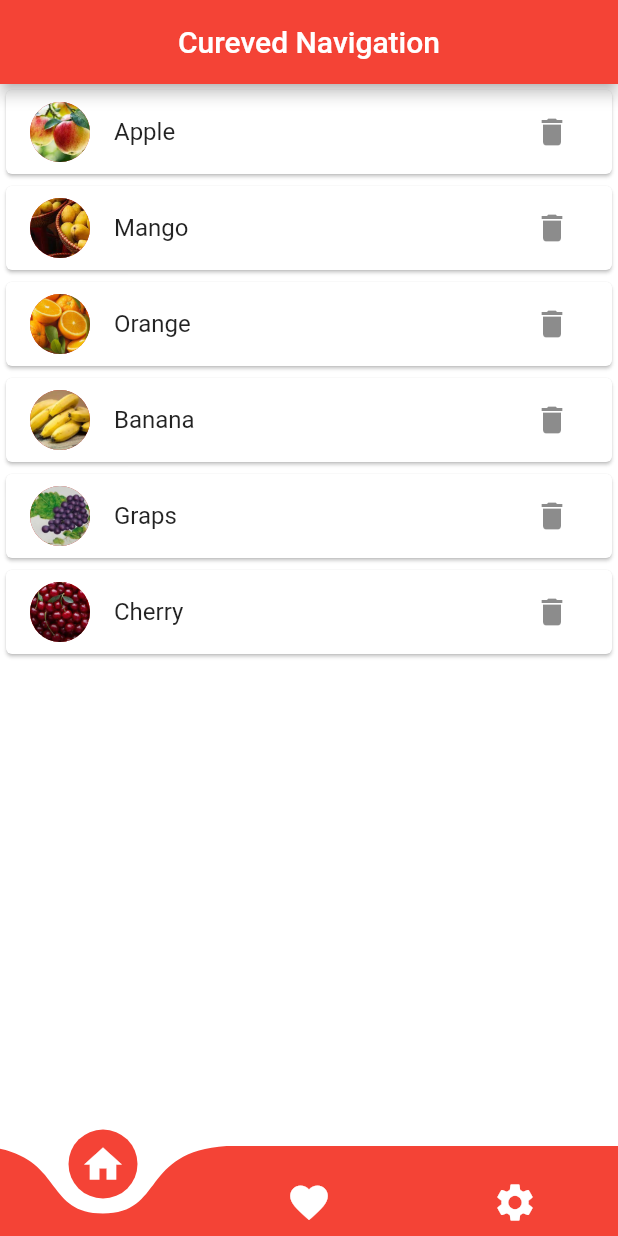
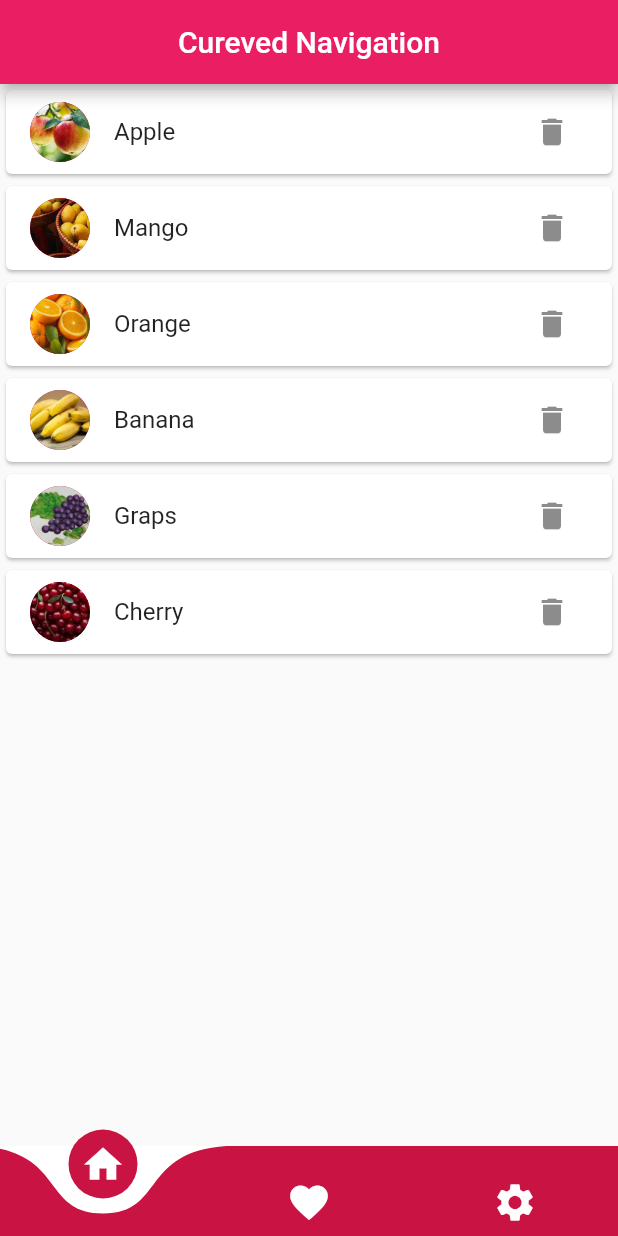
Before and after one commit to bakhtkhilji23/widgets, a Flutter app: the screen it shows after launch, on a phone screen of 412 x 824 dp. Run offline on Flutter 3.47's test engine with Material 2 defaults, Android fonts, the phone set to English and light mode, and no system bars; drawn by our look-alikes of curved_navigation_bar.

Commit message:
theme added

```diff
--- a/lib/main.dart
+++ b/lib/main.dart
@@ -1,5 +1,5 @@
 import 'package:flutter/material.dart';
-import 'package:widgets/view/home.dart';
+import 'package:widgets/widgets/curved_navigation.dart';
 
 void main() {
   runApp(const MyApp());
@@ -13,9 +13,9 @@ class MyApp extends StatelessWidget {
       debugShowCheckedModeBanner: false,
       title: 'Widgets App',
       theme: ThemeData(
-        primarySwatch: Colors.red,
+        primarySwatch: Colors.pink,
       ),
-      home: const MyHomePage(),
+      home: const CurveNavigationWidget(),
     );
   }
 }
--- /dev/null
+++ b/lib/utils/colors.dart
@@ -0,0 +1,6 @@
+import 'package:flutter/material.dart';
+
+const blackColor = Color(0xff081222);
+const pinkColor = Color(0xffc91343);
+const pinkLightColor = Color(0xffd93d52);
+const greyColor = Color(0xffededed);
--- a/lib/view/home.dart
+++ b/lib/view/home.dart
@@ -1,4 +1,3 @@
-import 'package:curved_navigation_bar/curved_navigation_bar.dart';
 import 'package:flutter/material.dart';
 import 'package:widgets/widgets/reorderable_listview.dart';
 
@@ -10,54 +9,10 @@ class MyHomePage extends StatefulWidget {
 }
 
 class _MyHomePageState extends State<MyHomePage> {
-  int index = 0;
-  final _bottomNavigationKey = GlobalKey<CurvedNavigationBarState>();
   @override
   Widget build(BuildContext context) {
-    List<Widget> screens = const [
-      ReorderListWidget(),
-      Center(
-        child: Text("Favourite"),
-      ),
-      Center(
-        child: Text("Setting"),
-      ),
-    ];
-
-    return Scaffold(
-      backgroundColor: Colors.white,
-      appBar: AppBar(
-        title: Text("Cureved Navigation"),
-        centerTitle: true,
-      ),
-      body: screens[index],
-      bottomNavigationBar: CurvedNavigationBar(
-        color: Colors.red,
-        backgroundColor: Colors.white,
-        height: 60,
-        index: index,
-        items: const [
-          Icon(
-            Icons.home,
-            size: 30,
-            color: Colors.white,
-          ),
-          Icon(
-            Icons.favorite,
-            size: 30,
-            color: Colors.white,
-          ),
-          Icon(
-            Icons.settings,
-            size: 30,
-            color: Colors.white,
-          )
-        ],
-        key: _bottomNavigationKey,
-        onTap: (index) => setState(() {
-          this.index = index;
-        }),
-      ),
+    return const Scaffold(
+      body: ReorderListWidget(),
     );
   }
 }
--- /dev/null
+++ b/lib/widgets/curved_navigation.dart
@@ -0,0 +1,66 @@
+import 'package:curved_navigation_bar/curved_navigation_bar.dart';
+import 'package:flutter/material.dart';
+import 'package:widgets/utils/colors.dart';
+import 'package:widgets/view/home.dart';
+import 'package:widgets/widgets/reorderable_listview.dart';
+
+class CurveNavigationWidget extends StatefulWidget {
+  const CurveNavigationWidget({super.key});
+
+  @override
+  State<CurveNavigationWidget> createState() => _CurveNavigationWidgetState();
+}
+
+class _CurveNavigationWidgetState extends State<CurveNavigationWidget> {
+  int index = 0;
+  final _bottomNavigationKey = GlobalKey<CurvedNavigationBarState>();
+
+  @override
+  Widget build(BuildContext context) {
+    List<Widget> screens = const [
+      MyHomePage(),
+      Center(
+        child: Text("Favourite"),
+      ),
+      Center(
+        child: Text("Setting"),
+      ),
+    ];
+
+    return Scaffold(
+      backgroundColor: Colors.white,
+      appBar: AppBar(
+        title: const Text("Cureved Navigation"),
+        centerTitle: true,
+      ),
+      body: screens[index],
+      bottomNavigationBar: CurvedNavigationBar(
+        color: pinkColor,
+        backgroundColor: Colors.white,
+        height: 60,
+        index: index,
+        items: const [
+          Icon(
+            Icons.home,
+            size: 30,
+            color: Colors.white,
+          ),
+          Icon(
+            Icons.favorite,
+            size: 30,
+            color: Colors.white,
+          ),
+          Icon(
+            Icons.settings,
+            size: 30,
+            color: Colors.white,
+          )
+        ],
+        key: _bottomNavigationKey,
+        onTap: (index) => setState(() {
+          this.index = index;
+        }),
+      ),
+    );
+  }
+}
```
